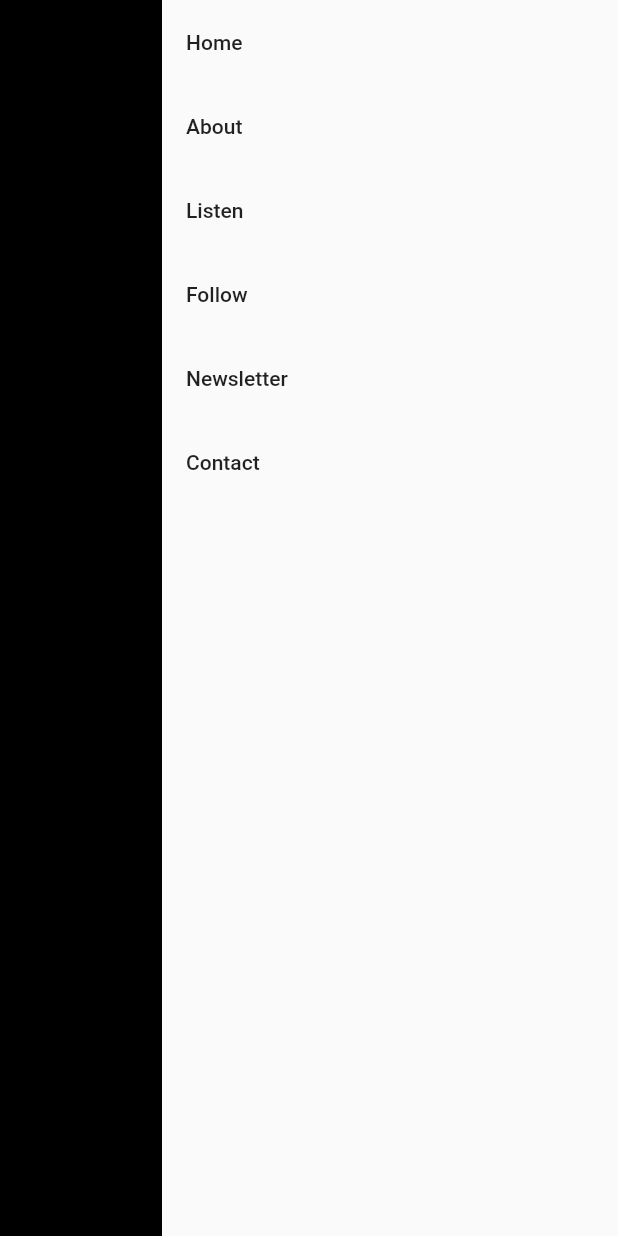
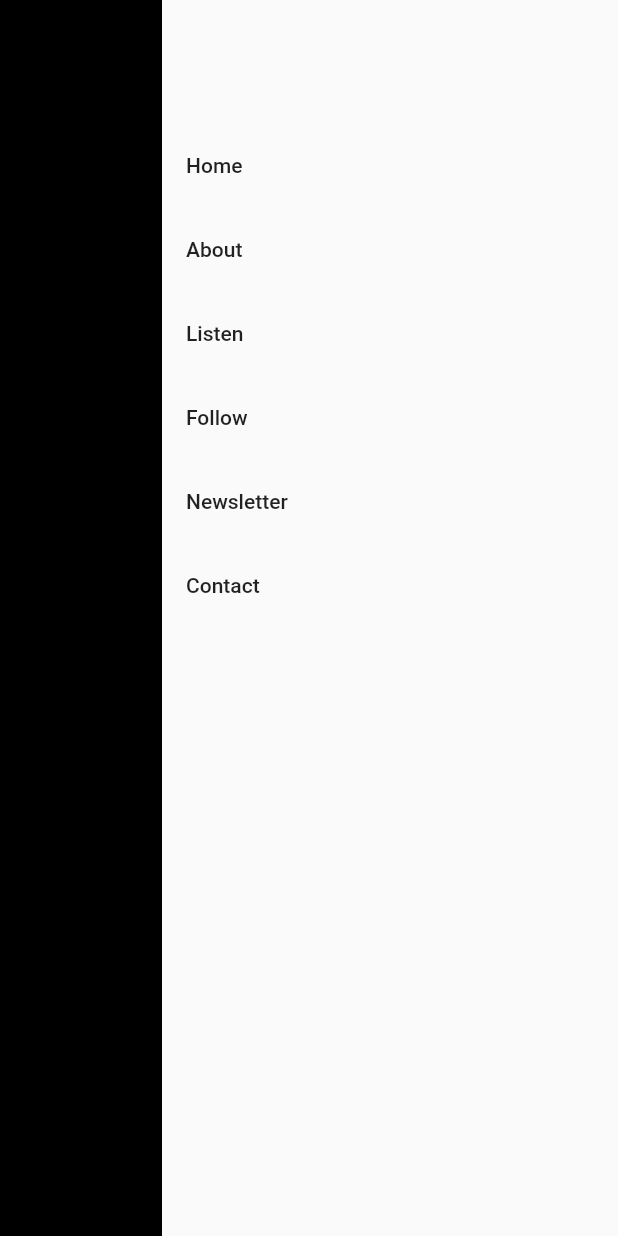
Before and after one commit to abrantesarthur/delilahbrao-website, a Flutter app: the screen it shows after launch, with the side drawer open, on a phone screen of 412 x 824 dp. Run offline on Flutter 3.47's test engine with Material 2 defaults, Android fonts, the phone set to English and light mode, and no system bars.

```diff
--- a/lib/homepage.dart
+++ b/lib/homepage.dart
@@ -132,29 +132,40 @@ class _HomePageState extends State<HomePage>
   }
 
   Widget mobileView() {
-    return SizedBox(
+    return Padding(
+      padding: EdgeInsets.only(
+        top: screenWidth * 0.05,
+        left: screenWidth * 0.05,
+        right: screenWidth * 0.05,
+      ),
+      child: SizedBox(
         width: screenWidth,
         child: Column(
           mainAxisAlignment: MainAxisAlignment.start,
           crossAxisAlignment: CrossAxisAlignment.end,
           children: [
-          Padding(
-            padding: const EdgeInsets.only(right: 10, top: 10),
-            child: IconButton(
+            IconButton(
               icon: const Icon(Icons.menu_rounded),
+              iconSize: screenWidth * 0.08,
               onPressed: () => scaffoldKey.currentState?.openEndDrawer(),
               color: Colors.white,
-            ),
             )
           ],
+        ),
       ),
     );
   }
 
+  // TODO: edit drawer theme like we did for the CustomTabBar
   Widget drawer() {
     return Drawer(
         child: ListView(
-            children: contentViews
+            children: [
+                  Container(
+                    height: screenHeight * 0.1,
+                  )
+                ] +
+                contentViews
                     .map(
                       (e) => Container(
                         child: ListTile(
```
Lines whose indentation alone changed are shown as unchanged.
